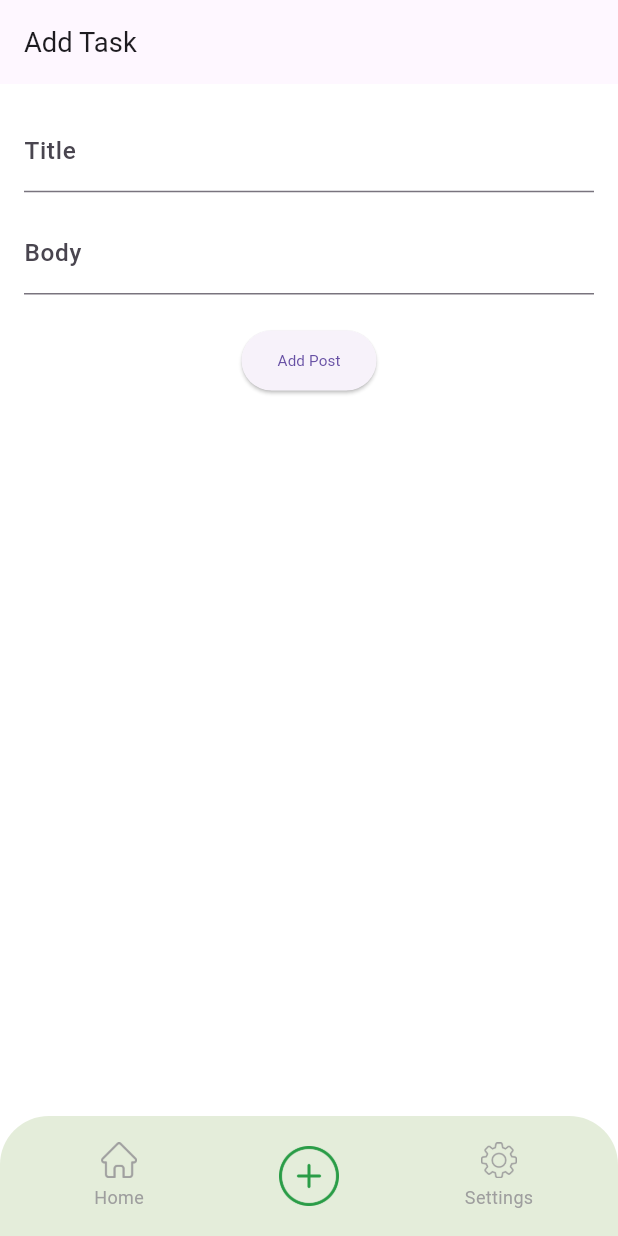
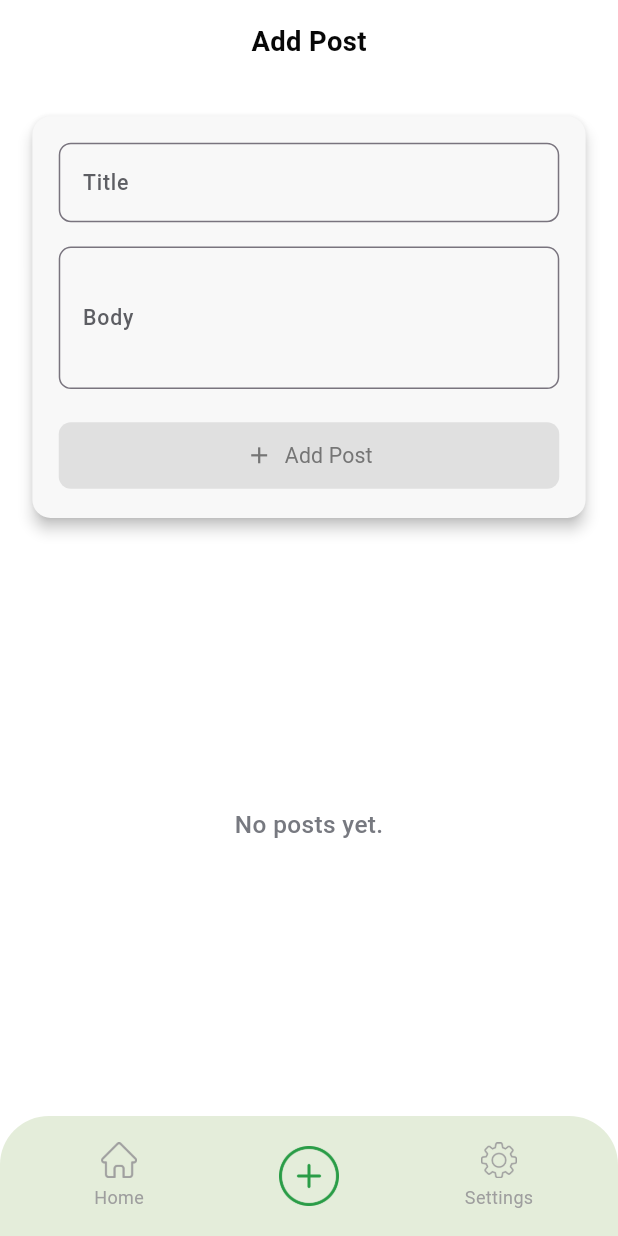
Before and after one commit to Asif-Rezan/SIMPLE_POST_APP, a Flutter app: the screen it shows after launch, item 2 of the bottom bar chosen, on a phone screen of 412 x 824 dp. Run offline on Flutter 3.47's test engine with Material 3 defaults, Android fonts, the phone set to English and light mode, and no system bars; our stand-ins replace dio, flutter_screenutil, get_it, hive, hive_flutter, shared_preferences; accounts and stored records are empty; network calls fail; Roboto replaces fonts that are missing (Bryant).

Commit message:
feat(ui): update Add Post screen UI

```diff
--- a/lib/presentation/views/add_screen/screen/add_screen.dart
+++ b/lib/presentation/views/add_screen/screen/add_screen.dart
@@ -1,7 +1,11 @@
 import 'package:flutter/material.dart';
+import 'package:flutter_screenutil/flutter_screenutil.dart';
 import 'package:provider/provider.dart';
-
+import 'package:simple_post_app/presentation/views/widgets/custom_app_bar.dart';
+import '../../../../cors/theme/app_colors.dart';
 import '../../../viewmodels/add_post/add_post_view_model.dart';
+import '../widgets/post_form.dart';
+import '../widgets/post_list.dart';
 
 class AddScreen extends StatelessWidget {
   const AddScreen({super.key});
@@ -9,76 +13,19 @@ class AddScreen extends StatelessWidget {
   @override
   Widget build(BuildContext context) {
     return Scaffold(
-      appBar: AppBar(title: const Text("Add Task")),
+      backgroundColor: AppColors.background,
+      appBar: CustomAppBar(title: "Add Post", showBackButton: false,),
       body: Consumer<AddPostViewModel>(
-        builder: (context, viewModel, child) {
-          return Padding(
-            padding: const EdgeInsets.all(16),
-            child: Column(
-              children: [
-                TextField(
-                  controller: viewModel.titleController,
-                  decoration: const InputDecoration(labelText: "Title"),
-                ),
-                const SizedBox(height: 12),
-                TextField(
-                  controller: viewModel.bodyController,
-                  decoration: const InputDecoration(labelText: "Body"),
-                ),
-                const SizedBox(height: 20),
-                Row(
-                  mainAxisAlignment: MainAxisAlignment.spaceEvenly,
-                  children: [
-                    ElevatedButton(
-                      onPressed: viewModel.isEditing
-                          ? () => viewModel.updatePost(viewModel.editingIndex)
-                          : viewModel.addPost,
-                      child: Text(viewModel.isEditing ? "Update Post" : "Add Post"),
-                    ),
-                    if (viewModel.isEditing)
-                      ElevatedButton(
-                        onPressed: () {
-                          viewModel.titleController.clear();
-                          viewModel.bodyController.clear();
-                          viewModel.setEditingPost(-1); // Clear editing state
-                          viewModel.notifyListeners();
-                        },
-                        child: const Text("Cancel"),
-                      ),
-                  ],
-                ),
-                const SizedBox(height: 20),
-                Expanded(
-                  child: ListView.builder(
-                    itemCount: viewModel.posts.length,
-                    itemBuilder: (context, index) {
-                      final post = viewModel.posts[index];
-                      return Card(
-                        child: ListTile(
-                          title: Text(post.title),
-                          subtitle: Text(post.body),
-                          trailing: Row(
-                            mainAxisSize: MainAxisSize.min,
-                            children: [
-                              IconButton(
-                                icon: const Icon(Icons.edit),
-                                onPressed: () => viewModel.setEditingPost(index),
-                              ),
-                              IconButton(
-                                icon: const Icon(Icons.delete),
-                                onPressed: () => viewModel.deletePost(index),
-                              ),
-                            ],
-                          ),
-                        ),
-                      );
-                    },
-                  ),
-                )
-              ],
-            ),
-          );
-        },
+        builder: (context, viewModel, _) => Padding(
+          padding: EdgeInsets.all(16.w),
+          child: Column(
+            children: [
+              PostForm(viewModel: viewModel),
+              SizedBox(height: 24.h),
+              Expanded(child: PostList(viewModel: viewModel)),
+            ],
+          ),
+        ),
       ),
     );
   }
--- /dev/null
+++ b/lib/presentation/views/add_screen/widgets/post_form.dart
@@ -0,0 +1,119 @@
+import 'package:flutter/material.dart';
+import 'package:flutter_screenutil/flutter_screenutil.dart';
+import '../../../../cors/theme/app_colors.dart';
+import '../../../viewmodels/add_post/add_post_view_model.dart';
+
+class PostForm extends StatelessWidget {
+  final AddPostViewModel viewModel;
+
+  const PostForm({super.key, required this.viewModel});
+
+  void _handleSubmit(BuildContext context) {
+    final title = viewModel.titleController.text.trim();
+    final body = viewModel.bodyController.text.trim();
+
+    if (title.isEmpty || body.isEmpty) {
+      ScaffoldMessenger.of(context).showSnackBar(
+        SnackBar(
+          content: const Text("Both Title and Body are required."),
+          backgroundColor: Colors.redAccent,
+          behavior: SnackBarBehavior.floating,
+          margin: EdgeInsets.symmetric(horizontal: 20.w, vertical: 10.h),
+        ),
+      );
+      return;
+    }
+
+    if (viewModel.isEditing) {
+      viewModel.updatePost(viewModel.editingIndex);
+    } else {
+      viewModel.addPost();
+    }
+  }
+
+  @override
+  Widget build(BuildContext context) {
+    final isFormFilled = viewModel.titleController.text.trim().isNotEmpty &&
+        viewModel.bodyController.text.trim().isNotEmpty;
+
+    return Card(
+      color: AppColors.cardBackground,
+      elevation: 4,
+      shape: RoundedRectangleBorder(borderRadius: BorderRadius.circular(12.r)),
+      child: Padding(
+        padding: EdgeInsets.all(16.w),
+        child: Column(
+          children: [
+            TextField(
+              controller: viewModel.titleController,
+              style: TextStyle(fontSize: 14.sp, color: AppColors.textPrimary),
+              decoration: InputDecoration(
+                labelText: "Title",
+                labelStyle: TextStyle(fontSize: 14.sp, color: AppColors.textSecondary),
+                border: OutlineInputBorder(borderRadius: BorderRadius.circular(8.r)),
+              ),
+              onChanged: (_) => viewModel.notifyListeners(),
+            ),
+            SizedBox(height: 16.h),
+            TextField(
+              controller: viewModel.bodyController,
+              maxLines: 3,
+              style: TextStyle(fontSize: 14.sp, color: AppColors.textPrimary),
+              decoration: InputDecoration(
+                labelText: "Body",
+                labelStyle: TextStyle(fontSize: 14.sp, color: AppColors.textSecondary),
+                border: OutlineInputBorder(borderRadius: BorderRadius.circular(8.r)),
+              ),
+              onChanged: (_) => viewModel.notifyListeners(),
+            ),
+            SizedBox(height: 20.h),
+            Row(
+              children: [
+                Expanded(
+                  child: ElevatedButton.icon(
+                    onPressed: isFormFilled ? () => _handleSubmit(context) : null,
+                    style: ElevatedButton.styleFrom(
+                      backgroundColor: AppColors.buttonColor,
+                      foregroundColor: AppColors.white,
+                      padding: EdgeInsets.symmetric(vertical: 12.h),
+                      shape: RoundedRectangleBorder(borderRadius: BorderRadius.circular(8.r)),
+                      disabledBackgroundColor: Colors.grey.shade300,
+                      disabledForegroundColor: Colors.grey.shade600,
+                    ),
+                    icon: Icon(viewModel.isEditing ? Icons.update : Icons.add, size: 18.sp),
+                    label: Text(
+                      viewModel.isEditing ? "Update Post" : "Add Post",
+                      style: TextStyle(fontSize: 14.sp),
+                    ),
+                  ),
+                ),
+                if (viewModel.isEditing) ...[
+                  SizedBox(width: 12.w),
+                  Expanded(
+                    child: OutlinedButton.icon(
+                      onPressed: () {
+                        viewModel.titleController.clear();
+                        viewModel.bodyController.clear();
+                        viewModel.setEditingPost(-1);
+                      },
+                      icon: Icon(Icons.cancel, color: AppColors.textSecondary, size: 18.sp),
+                      label: Text(
+                        "Cancel",
+                        style: TextStyle(fontSize: 14.sp, color: AppColors.textSecondary),
+                      ),
+                      style: OutlinedButton.styleFrom(
+                        side: BorderSide(color: AppColors.borderGray),
+                        padding: EdgeInsets.symmetric(vertical: 12.h),
+                        shape: RoundedRectangleBorder(borderRadius: BorderRadius.circular(8.r)),
+                      ),
+                    ),
+                  ),
+                ]
+              ],
+            ),
+          ],
+        ),
+      ),
+    );
+  }
+}
--- /dev/null
+++ b/lib/presentation/views/add_screen/widgets/post_list.dart
@@ -0,0 +1,69 @@
+import 'package:flutter/material.dart';
+import 'package:flutter_screenutil/flutter_screenutil.dart';
+import '../../../../cors/theme/app_colors.dart';
+import '../../../viewmodels/add_post/add_post_view_model.dart';
+
+class PostList extends StatelessWidget {
+  final AddPostViewModel viewModel;
+
+  const PostList({super.key, required this.viewModel});
+
+  @override
+  Widget build(BuildContext context) {
+    if (viewModel.posts.isEmpty) {
+      return Center(
+        child: Text(
+          "No posts yet.",
+          style: TextStyle(fontSize: 16.sp, color: AppColors.textGraySecondary),
+        ),
+      );
+    }
+
+    return ListView.separated(
+      itemCount: viewModel.posts.length,
+      separatorBuilder: (_, __) => SizedBox(height: 12.h),
+      itemBuilder: (context, index) {
+        final post = viewModel.posts[index];
+        return Card(
+          elevation: 3,
+          color: AppColors.cardBackground,
+          shape: RoundedRectangleBorder(borderRadius: BorderRadius.circular(10.r)),
+          child: Padding(
+            padding: EdgeInsets.symmetric(vertical: 12.h, horizontal: 16.w),
+            child: ListTile(
+              title: Text(
+                post.title,
+                style: TextStyle(
+                  fontWeight: FontWeight.w600,
+                  fontSize: 15.sp,
+                  color: AppColors.textPrimary,
+                ),
+              ),
+              subtitle: Padding(
+                padding: EdgeInsets.only(top: 4.h),
+                child: Text(
+                  post.body,
+                  style: TextStyle(fontSize: 13.sp, color: AppColors.textGray),
+                ),
+              ),
+              contentPadding: EdgeInsets.zero,
+              trailing: Row(
+                mainAxisSize: MainAxisSize.min,
+                children: [
+                  IconButton(
+                    icon: Icon(Icons.edit, size: 20.sp, color: AppColors.textBlue),
+                    onPressed: () => viewModel.setEditingPost(index),
+                  ),
+                  IconButton(
+                    icon: Icon(Icons.delete, size: 20.sp, color: Colors.red),
+                    onPressed: () => viewModel.deletePost(index),
+                  ),
+                ],
+              ),
+            ),
+          ),
+        );
+      },
+    );
+  }
+}
```
